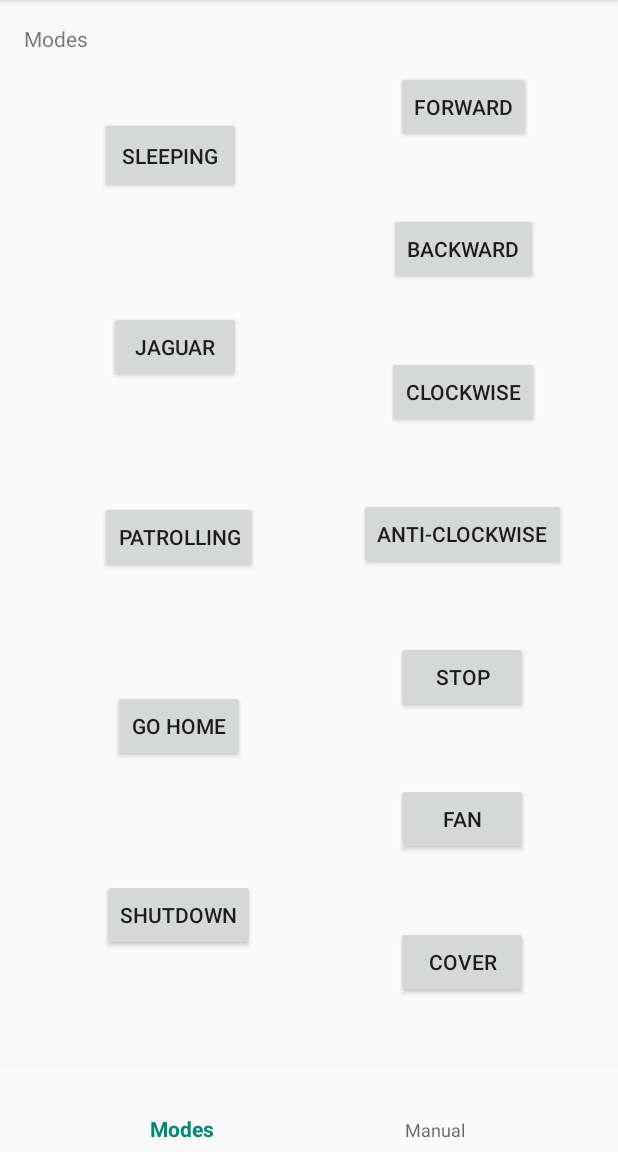
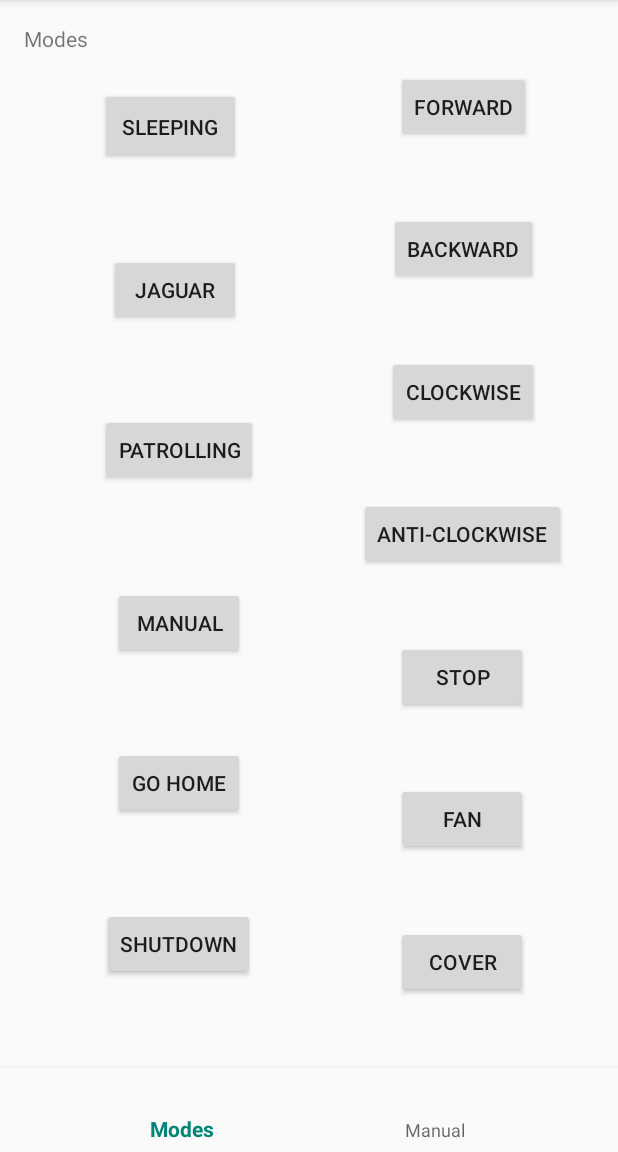
Before and after one commit to developedby/Robo-Sugador, an Android app: the screen it shows after launch (MainActivity), on a phone screen of 412 x 824 dp, the part 84-1236 px from its top. Run offline under Robolectric (Android 15) with nearby library versions, the phone set to English and light mode, and no system bars; 5 statements that could not run were skipped.

Commit message:
faz botao que troca pro modo manual

```diff
--- a/codigo/SugmaRobot/app/src/main/java/com/suga/sugmarobot/MainActivity.java
+++ b/codigo/SugmaRobot/app/src/main/java/com/suga/sugmarobot/MainActivity.java
@@ -31,6 +31,7 @@ public class MainActivity extends AppCompatActivity {
     Button mBtnSleep;
     Button mBtnJaguar;
     Button mBtnPatrol;
+    Button mBtnManual;
     Button mBtnHome;
     Button mBtnShutdown;
     Button mBtnForward;
@@ -101,6 +102,7 @@ public class MainActivity extends AppCompatActivity {
         mBtnSleep = findViewById(R.id.sleeping);
         mBtnJaguar = findViewById(R.id.jaguar);
         mBtnPatrol = findViewById(R.id.patrolling);
+        mBtnManual = findViewById(R.id.manual);
         mBtnHome = findViewById(R.id.home);
         mBtnShutdown = findViewById(R.id.shutdown);
         mBtnForward = findViewById(R.id.forward);
@@ -134,6 +136,13 @@ public class MainActivity extends AppCompatActivity {
             @Override
             public void onClick(View v) {
                 new Sender().execute("mode:patrol");
+            }
+        });
+
+        mBtnManual.setOnClickListener(new View.OnClickListener() {
+            @Override
+            public void onClick(View v) {
+                new Sender().execute("mode:manual");
             }
         });
 
--- a/codigo/SugmaRobot/app/src/main/res/layout/activity_main.xml
+++ b/codigo/SugmaRobot/app/src/main/res/layout/activity_main.xml
@@ -46,9 +46,9 @@
         android:layout_width="wrap_content"
         android:layout_height="wrap_content"
         android:text="@string/patrolling"
-        app:layout_constraintBottom_toTopOf="@+id/home"
-        app:layout_constraintEnd_toEndOf="@+id/home"
-        app:layout_constraintStart_toStartOf="@+id/home"
+        app:layout_constraintBottom_toTopOf="@+id/button"
+        app:layout_constraintEnd_toEndOf="@+id/button"
+        app:layout_constraintStart_toStartOf="@+id/button"
         app:layout_constraintTop_toBottomOf="@+id/jaguar" />
 
     <Button
@@ -82,7 +82,7 @@
         app:layout_constraintEnd_toEndOf="@+id/shutdown"
         app:layout_constraintHorizontal_bias="0.538"
         app:layout_constraintStart_toStartOf="@+id/shutdown"
-        app:layout_constraintTop_toBottomOf="@+id/patrolling" />
+        app:layout_constraintTop_toBottomOf="@+id/button" />
 
     <Button
         android:id="@+id/backward"
@@ -155,4 +155,15 @@
         app:layout_constraintEnd_toEndOf="parent"
         app:layout_constraintTop_toBottomOf="@+id/fan" />
 
+    <Button
+        android:id="@+id/button"
+        android:layout_width="wrap_content"
+        android:layout_height="wrap_content"
+        android:layout_marginTop="8dp"
+        android:text="@string/manual"
+        app:layout_constraintBottom_toTopOf="@+id/home"
+        app:layout_constraintEnd_toEndOf="@+id/home"
+        app:layout_constraintStart_toStartOf="@+id/home"
+        app:layout_constraintTop_toBottomOf="@+id/patrolling" />
+
 </android.support.constraint.ConstraintLayout>
--- a/codigo/SugmaRobot/app/src/main/res/values/strings.xml
+++ b/codigo/SugmaRobot/app/src/main/res/values/strings.xml
@@ -15,4 +15,5 @@
     <string name="fan">fan</string>
     <string name="cover">cover</string>
     <string name="patrolling">patrolling</string>
+    <string name="manual">manual</string>
 </resources>
```
